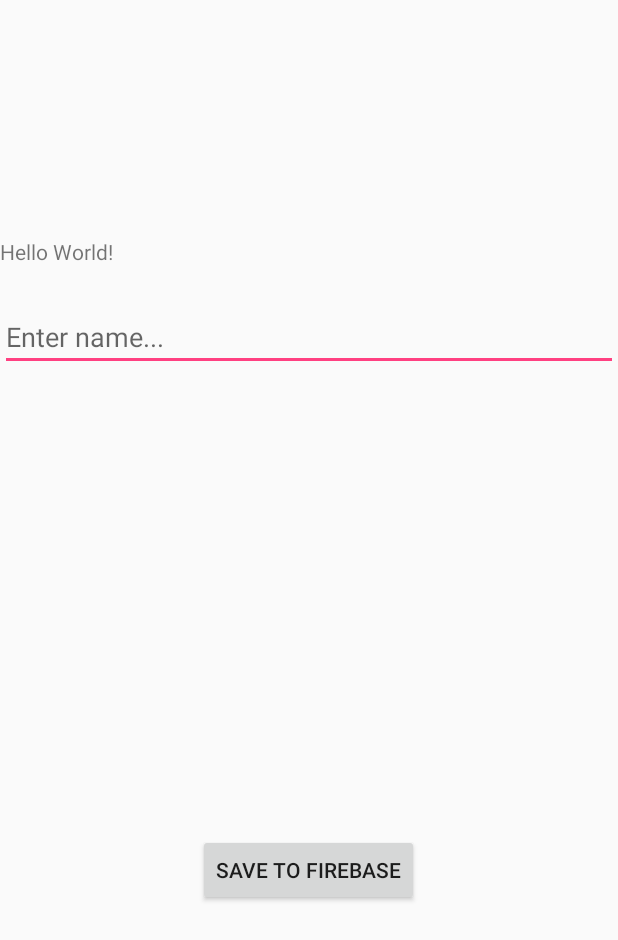
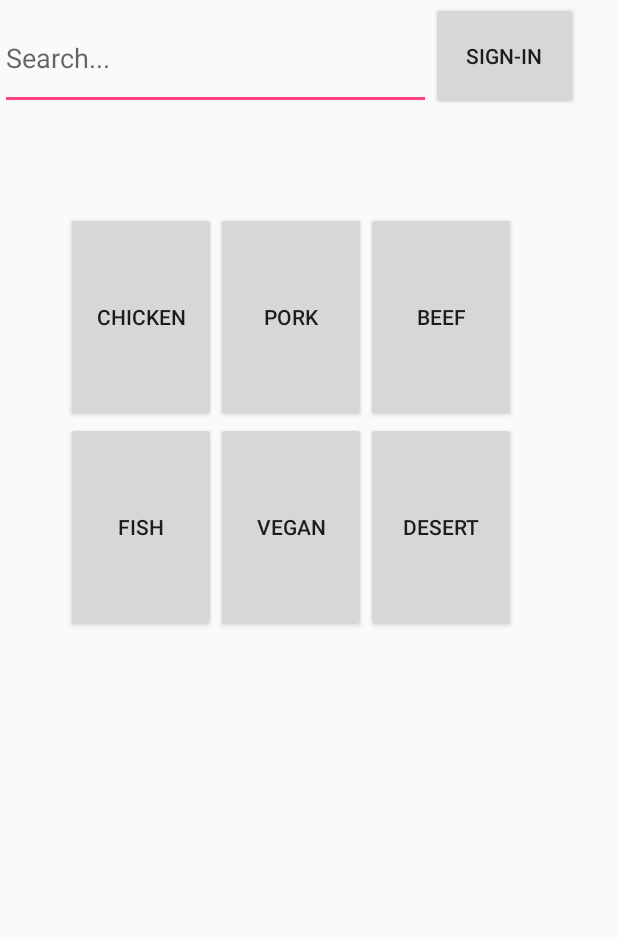
Before and after one commit to NS-Mojtaba/AND_FoodProject, an Android app: the screen it shows after launch (MainActivity), on a phone screen of 412 x 824 dp. Shown: the top 940 px of the screen. Run offline under Robolectric (Android 15) with nearby library versions, the phone set to English and light mode, and no system bars.

Commit message:
log in functionality for the main activity

```diff
--- a/app/build.gradle
+++ b/app/build.gradle
@@ -29,5 +29,6 @@ dependencies {
     androidTestImplementation 'com.android.support.test.espresso:espresso-core:3.0.2'
     implementation 'com.google.firebase:firebase-firestore:17.1.2'
     implementation 'com.google.firebase:firebase-core:16.0.4'
+    implementation 'com.android.support:gridlayout-v7:28.0.0'
 }
 apply plugin: 'com.google.gms.google-services'
--- a/app/src/main/AndroidManifest.xml
+++ b/app/src/main/AndroidManifest.xml
@@ -16,6 +16,9 @@
                 <category android:name="android.intent.category.LAUNCHER" />
             </intent-filter>
         </activity>
+        <activity android:name="Login" android:theme="@style/AppTheme.Transparent">
+
+        </activity>
     </application>
 
 </manifest>
--- a/app/src/main/java/com/example/ciber/and_foodproject/MainActivity.java
+++ b/app/src/main/java/com/example/ciber/and_foodproject/MainActivity.java
@@ -1,30 +1,38 @@
 package com.example.ciber.and_foodproject;
 
-import android.support.v4.widget.DrawerLayout;
+import android.content.Intent;
 import android.support.v7.app.AppCompatActivity;
 import android.os.Bundle;
 import android.view.View;
 import android.widget.Button;
-import android.widget.EditText;
 import android.widget.Toast;
 
-import com.google.android.gms.tasks.OnSuccessListener;
-import com.google.firebase.firestore.DocumentReference;
-import com.google.firebase.firestore.FirebaseFirestore;
+public class MainActivity extends AppCompatActivity {
 
-import java.util.HashMap;
-import java.util.Map;
+    private Button signIn_out;
+    private Button button_addItem;
+    private static MainActivity instance;
+    private boolean hasSignedIn;
 
-public class MainActivity extends AppCompatActivity {
-    private FirebaseFirestore fireBase;
-    private Button saveBtn;
-    private EditText text;
 
     @Override
-    protected void onCreate(Bundle savedInstanceState) {
+    protected void onCreate(final Bundle savedInstanceState) {
         super.onCreate(savedInstanceState);
         setContentView(R.layout.activity_main);
-        fireBase = FirebaseFirestore.getInstance();
+        instance = this;
+
+        button_addItem = findViewById(R.id.button_addItem);
+        button_addItem.setVisibility(View.GONE);
+        signIn_out = findViewById(R.id.button_signin_signout);
+        signIn_out.setOnClickListener(new View.OnClickListener() {
+            @Override
+            public void onClick(View v) {
+            startActivity(new Intent(MainActivity.this, Login.class));
+            }
+        }) ;
+
+
+        /*fireBase = FirebaseFirestore.getInstance();
         saveBtn = findViewById(R.id.saveBtn);
         text =  findViewById(R.id.inputText);
 
@@ -45,6 +53,50 @@ public class MainActivity extends AppCompatActivity {
                 });
             }
         });
+        */
 
     }
+
+    @Override
+    protected void onResume(){
+        super.onResume();
+        if(hasSignedIn){
+            signIn_out.setOnClickListener(null);
+            signIn_out.setText("Sign-out");
+            signIn_out.setOnClickListener(new View.OnClickListener() {
+                @Override
+                public void onClick(View v) {
+                    hasSignedIn = false;
+                    button_addItem.setVisibility(View.GONE);
+                    signIn_out.setText("Sign-in");
+                    signIn_out.setOnClickListener(new View.OnClickListener() {
+                                                      @Override
+                                                      public void onClick(View v) {
+                                                          startActivity(new Intent(MainActivity.this, Login.class));
+                                                      }
+                                                  });
+                    Toast.makeText(MainActivity.this, "Logged out", Toast.LENGTH_SHORT).show();
+
+                }
+            }) ;
+            button_addItem.setVisibility(View.VISIBLE);
+        }
+        else {
+            signIn_out.setOnClickListener(new View.OnClickListener() {
+                @Override
+                public void onClick(View v) {
+                    startActivity(new Intent(MainActivity.this, Login.class));
+                }
+            }) ;
+            button_addItem.setVisibility(View.GONE);
+        }
+    }
+
+    public static MainActivity getInstance(){
+        return instance;
+    }
+
+    public void setSignIn(boolean option){
+        hasSignedIn = option;
+    }
 }
--- a/app/src/main/res/layout/activity_main.xml
+++ b/app/src/main/res/layout/activity_main.xml
@@ -6,35 +6,93 @@
     android:layout_height="match_parent"
     tools:context=".MainActivity">
 
-    <TextView
-        android:layout_width="wrap_content"
-        android:layout_height="wrap_content"
+    <EditText
+        android:id="@+id/editText"
+        android:layout_width="287dp"
+        android:layout_height="69dp"
+        android:layout_alignParentStart="true"
         android:layout_alignParentTop="true"
-        android:layout_marginTop="158dp"
-        android:layout_marginEnd="150dp"
-        android:text="Hello World!"
-        app:layout_constraintBottom_toBottomOf="parent"
-        app:layout_constraintLeft_toLeftOf="parent"
-        app:layout_constraintRight_toRightOf="parent"
-        app:layout_constraintTop_toTopOf="parent" />
-
-    <EditText
-        android:id="@+id/inputText"
-        android:layout_width="match_parent"
-        android:layout_height="wrap_content"
-        android:layout_alignParentTop="true"
-        android:layout_marginTop="202dp"
+        android:layout_marginStart="0dp"
+        android:layout_marginTop="4dp"
         android:ems="10"
-        android:hint="Enter name..."
+        android:hint="Search..."
+        android:importantForAutofill="no"
         android:inputType="textPersonName" />
 
     <Button
-        android:id="@+id/saveBtn"
+        android:id="@+id/button_signin_signout"
+        android:layout_width="98dp"
+        android:layout_height="72dp"
+        android:layout_alignParentTop="true"
+        android:layout_marginStart="0dp"
+        android:layout_marginTop="1dp"
+        android:layout_toEndOf="@+id/editText"
+        android:text="Sign-in" />
+
+    <android.support.v7.widget.GridLayout
+        android:layout_width="299dp"
+        android:layout_height="282dp"
+        android:layout_alignParentStart="true"
+        android:layout_alignParentTop="true"
+        android:layout_marginStart="44dp"
+        android:layout_marginTop="141dp">
+
+        <Button
+            android:id="@+id/category_chicken"
+            android:layout_width="100dp"
+            android:layout_height="140dp"
+            android:text="Chicken" />
+
+        <Button
+            android:id="@+id/category_pork"
+            android:layout_width="100dp"
+            android:layout_height="140dp"
+            android:text="Pork"
+            app:layout_column="1"
+            app:layout_row="0" />
+
+        <Button
+            android:id="@+id/category_Beef"
+            android:layout_width="100dp"
+            android:layout_height="140dp"
+            android:text="Beef"
+            app:layout_column="2"
+            app:layout_row="0" />
+
+        <Button
+            android:id="@+id/category_fish"
+            android:layout_width="100dp"
+            android:layout_height="140dp"
+            android:text="Fish"
+            app:layout_column="0"
+            app:layout_row="1" />
+
+        <Button
+            android:id="@+id/category_vegan"
+            android:layout_width="100dp"
+            android:layout_height="140dp"
+            android:text="Vegan"
+            app:layout_column="1"
+            app:layout_row="1" />
+
+        <Button
+            android:id="@+id/category_desert"
+            android:layout_width="100dp"
+            android:layout_height="140dp"
+            android:text="Desert"
+            app:layout_column="2"
+            app:layout_row="1" />
+    </android.support.v7.widget.GridLayout>
+
+    <Button
+        android:id="@+id/button_addItem"
         android:layout_width="wrap_content"
         android:layout_height="wrap_content"
+        android:layout_alignParentEnd="true"
         android:layout_alignParentBottom="true"
-        android:layout_centerHorizontal="true"
-        android:layout_marginBottom="220dp"
-        android:text="Save to Firebase" />
+        android:layout_marginRight="36dp"
+        android:layout_marginBottom="41dp"
+        android:gravity="center_vertical|center"
+        android:text="+" />
 
 </RelativeLayout>
--- a/app/src/main/res/values/styles.xml
+++ b/app/src/main/res/values/styles.xml
@@ -8,4 +8,8 @@
         <item name="colorAccent">@color/colorAccent</item>
     </style>
 
+    <style name="AppTheme.Transparent">
+        <item name="android:windowIsTranslucent">true</item>
+        <item name ="android:windowCloseOnTouchOutside">true</item>
+    </style>
 </resources>
```
Also changed, not shown: app/src/main/java/com/example/ciber/and_foodproject/Login.java (added, +113 -0 lines), app/src/main/res/layout/login_window.xml (added, +47 -0 lines).
